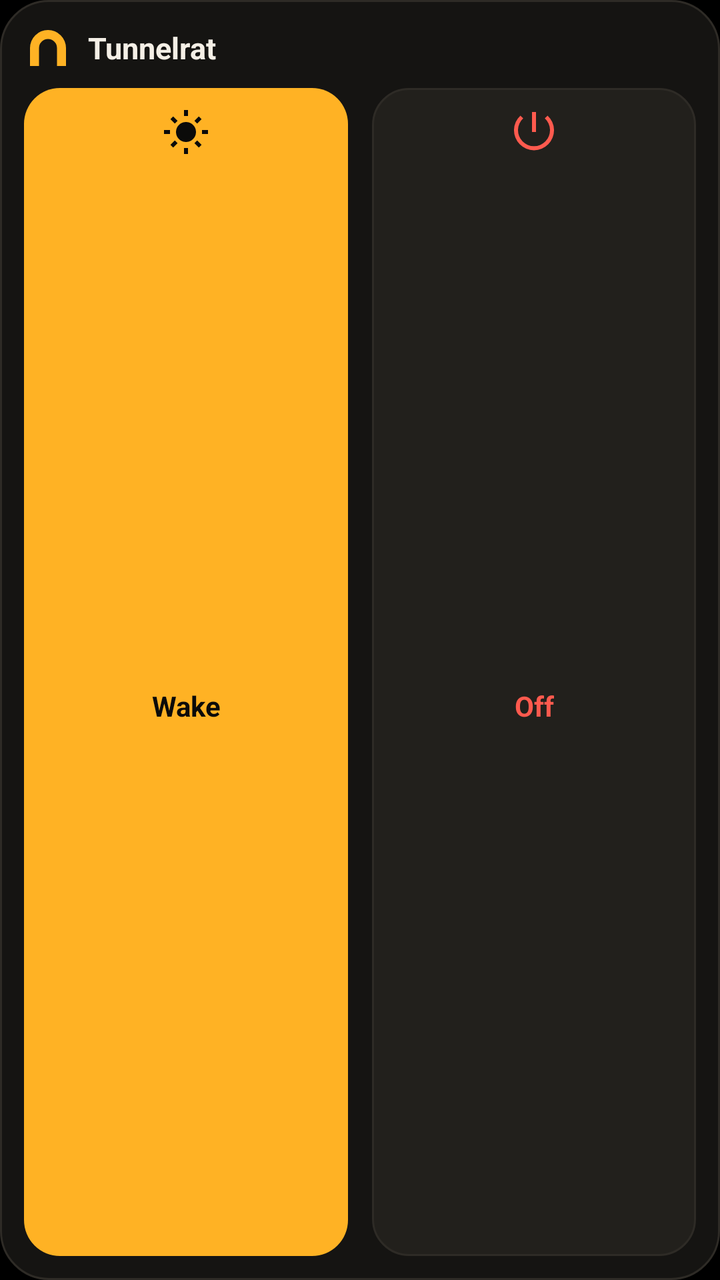
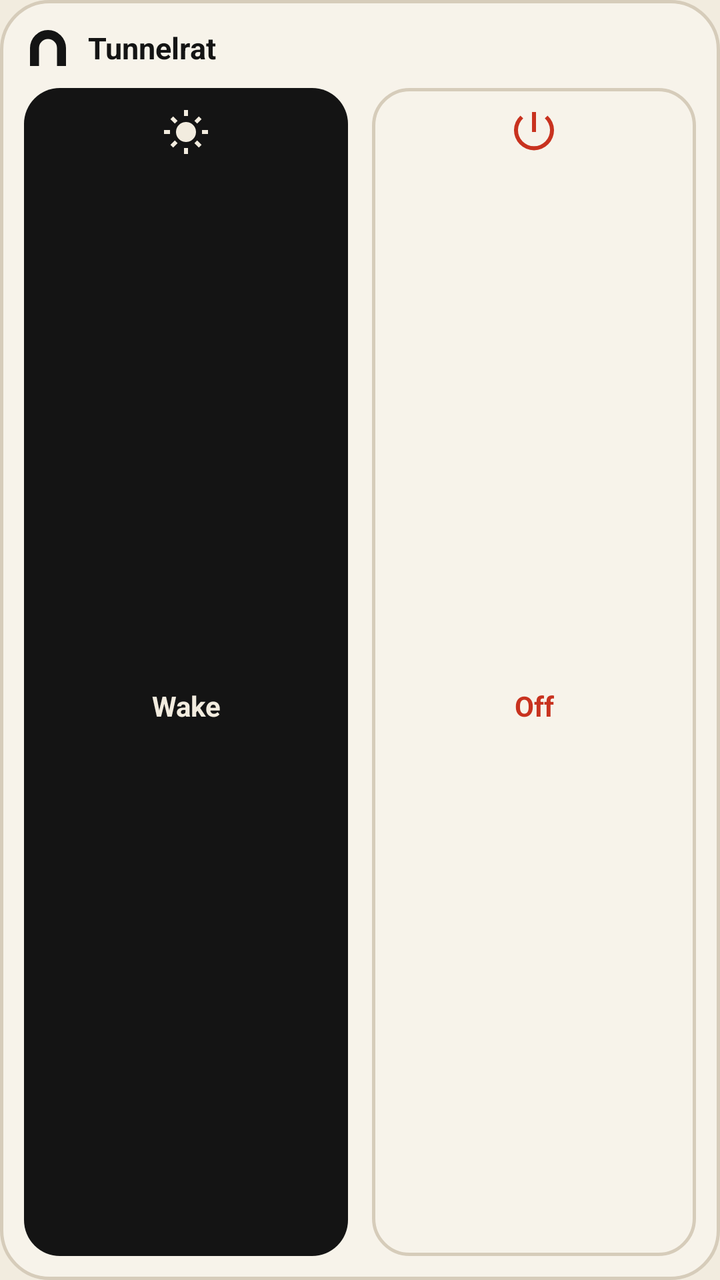

Compare the two renders of this Android layout. The source of the first and the diff that turns it into the second are given below.
<!-- AndroidManifest.xml: application theme Theme.Tunnelrat -->
<!-- res/layout/widget_tura.xml -->
<?xml version="1.0" encoding="utf-8"?>
<LinearLayout xmlns:android="http://schemas.android.com/apk/res/android"
    android:layout_width="match_parent" android:layout_height="match_parent"
    android:background="@drawable/widget_bg" android:orientation="vertical" android:padding="12dp">

    <TextView android:id="@+id/widget_title"
        android:layout_width="match_parent" android:layout_height="wrap_content"
        android:drawableStart="@drawable/ic_tunnelrat" android:drawablePadding="8dp" android:drawableTint="#FFB224"
        android:gravity="center_vertical" android:paddingBottom="8dp"
        android:text="Tunnelrat" android:textColor="#F4EFE6" android:textSize="15sp" android:textStyle="bold"
        android:maxLines="1" android:ellipsize="end" />

    <LinearLayout android:layout_width="match_parent" android:layout_height="0dp" android:layout_weight="1"
        android:orientation="horizontal">
        <TextView android:id="@+id/widget_wake"
            android:layout_width="0dp" android:layout_height="match_parent" android:layout_weight="1"
            android:layout_marginEnd="6dp" android:background="@drawable/widget_btn_wake"
            android:drawableTop="@drawable/ic_wake" android:drawableTint="#0B0B0A" android:paddingTop="10dp"
            android:gravity="center" android:text="Wake" android:textColor="#0B0B0A" android:textStyle="bold" />
        <TextView android:id="@+id/widget_off"
            android:layout_width="0dp" android:layout_height="match_parent" android:layout_weight="1"
            android:layout_marginStart="6dp" android:background="@drawable/widget_btn_off"
            android:drawableTop="@drawable/ic_power" android:drawableTint="#FF5A4E" android:paddingTop="10dp"
            android:gravity="center" android:text="Off" android:textColor="#FF5A4E" android:textStyle="bold" />
    </LinearLayout>
</LinearLayout>
<!-- resources referenced by this layout -->
<resources>
  <!-- drawable ic_power (drawable) -->
  <vector xmlns:android="http://schemas.android.com/apk/res/android"
      android:width="24dp" android:height="24dp" android:viewportWidth="24" android:viewportHeight="24">
      <path android:fillColor="#FFFFFFFF"
          android:pathData="M11,2H13V12H11ZM17.4,5.2L18.8,3.8A10,10 0 1,1 5.2,3.8L6.6,5.2A8,8 0 1,0 17.4,5.2Z" />
  </vector>
  <!-- drawable ic_tunnelrat (drawable) -->
  <vector xmlns:android="http://schemas.android.com/apk/res/android"
      android:width="24dp" android:height="24dp" android:viewportWidth="24" android:viewportHeight="24">
      <path android:fillColor="#FFFFFFFF"
          android:pathData="M3,21V12A9,9 0 0,1 21,12V21H16.5V12A4.5,4.5 0 0,0 7.5,12V21Z" />
  </vector>
  <!-- drawable ic_wake (drawable) -->
  <vector xmlns:android="http://schemas.android.com/apk/res/android"
      android:width="24dp" android:height="24dp" android:viewportWidth="24" android:viewportHeight="24">
      <path android:fillColor="#FFFFFFFF"
          android:pathData="M12,7A5,5 0 1,1 12,17A5,5 0 1,1 12,7ZM11,1H13V4H11ZM11,20H13V23H11ZM1,11H4V13H1ZM20,11H23V13H20ZM4.2,5.6L5.6,4.2L7.8,6.4L6.4,7.8ZM16.2,17.6L17.6,16.2L19.8,18.4L18.4,19.8ZM16.2,6.4L18.4,4.2L19.8,5.6L17.6,7.8ZM4.2,18.4L6.4,16.2L7.8,17.6L5.6,19.8Z" />
  </vector>
  <!-- drawable widget_bg (drawable) -->
  <shape xmlns:android="http://schemas.android.com/apk/res/android" android:shape="rectangle">
      <solid android:color="#F0171614" />
      <corners android:radius="24dp" />
      <stroke android:width="1dp" android:color="#2E2B26" />
  </shape>
  <!-- drawable widget_btn_off (drawable) -->
  <shape xmlns:android="http://schemas.android.com/apk/res/android" android:shape="rectangle">
      <solid android:color="#22201C" />
      <corners android:radius="18dp" />
      <stroke android:width="1dp" android:color="#2E2B26" />
  </shape>
  <!-- drawable widget_btn_wake (drawable) -->
  <shape xmlns:android="http://schemas.android.com/apk/res/android" android:shape="rectangle">
      <solid android:color="#FFB224" />
      <corners android:radius="18dp" />
  </shape>
  <style name="Theme.Tunnelrat" parent="android:Theme.Material.NoActionBar">
          <item name="android:windowBackground">@android:color/black</item>
          <item name="android:statusBarColor">@android:color/transparent</item>
          <item name="android:navigationBarColor">@android:color/transparent</item>
      </style>
</resources>

<!-- the commit's change to res/layout/widget_tura.xml (unified diff, before → after) -->
@@ -5,9 +5,9 @@
 
     <TextView android:id="@+id/widget_title"
         android:layout_width="match_parent" android:layout_height="wrap_content"
-        android:drawableStart="@drawable/ic_tunnelrat" android:drawablePadding="8dp" android:drawableTint="#FFB224"
+        android:drawableStart="@drawable/ic_tunnelrat" android:drawablePadding="8dp" android:drawableTint="@color/tura_text"
         android:gravity="center_vertical" android:paddingBottom="8dp"
-        android:text="Tunnelrat" android:textColor="#F4EFE6" android:textSize="15sp" android:textStyle="bold"
+        android:text="Tunnelrat" android:textColor="@color/tura_text" android:textSize="15sp" android:textStyle="bold"
         android:maxLines="1" android:ellipsize="end" />
 
     <LinearLayout android:layout_width="match_parent" android:layout_height="0dp" android:layout_weight="1"
@@ -15,12 +15,12 @@
         <TextView android:id="@+id/widget_wake"
             android:layout_width="0dp" android:layout_height="match_parent" android:layout_weight="1"
             android:layout_marginEnd="6dp" android:background="@drawable/widget_btn_wake"
-            android:drawableTop="@drawable/ic_wake" android:drawableTint="#0B0B0A" android:paddingTop="10dp"
-            android:gravity="center" android:text="Wake" android:textColor="#0B0B0A" android:textStyle="bold" />
+            android:drawableTop="@drawable/ic_wake" android:drawableTint="@color/tura_on_primary" android:paddingTop="10dp"
+            android:gravity="center" android:text="Wake" android:textColor="@color/tura_on_primary" android:textStyle="bold" />
         <TextView android:id="@+id/widget_off"
             android:layout_width="0dp" android:layout_height="match_parent" android:layout_weight="1"
             android:layout_marginStart="6dp" android:background="@drawable/widget_btn_off"
-            android:drawableTop="@drawable/ic_power" android:drawableTint="#FF5A4E" android:paddingTop="10dp"
-            android:gravity="center" android:text="Off" android:textColor="#FF5A4E" android:textStyle="bold" />
+            android:drawableTop="@drawable/ic_power" android:drawableTint="@color/tura_red" android:paddingTop="10dp"
+            android:gravity="center" android:text="Off" android:textColor="@color/tura_red" android:textStyle="bold" />
     </LinearLayout>
 </LinearLayout>
<!-- resource entries referenced after the edit -->
@@ -1,5 +1,8 @@
 <!-- resources referenced by this layout -->
 <resources>
+  <color name="tura_on_primary">#FFF2ECDF</color>
+  <color name="tura_red">#FFC8321F</color>
+  <color name="tura_text">#FF141414</color>
   <!-- drawable ic_power (drawable) -->
   <vector xmlns:android="http://schemas.android.com/apk/res/android"
       android:width="24dp" android:height="24dp" android:viewportWidth="24" android:viewportHeight="24">
@@ -20,25 +23,29 @@
   </vector>
   <!-- drawable widget_bg (drawable) -->
   <shape xmlns:android="http://schemas.android.com/apk/res/android" android:shape="rectangle">
-      <solid android:color="#F0171614" />
+      <solid android:color="@color/tura_card" />
       <corners android:radius="24dp" />
-      <stroke android:width="1dp" android:color="#2E2B26" />
+      <stroke android:width="1.5dp" android:color="@color/tura_line" />
   </shape>
   <!-- drawable widget_btn_off (drawable) -->
   <shape xmlns:android="http://schemas.android.com/apk/res/android" android:shape="rectangle">
-      <solid android:color="#22201C" />
+      <solid android:color="@android:color/transparent" />
       <corners android:radius="18dp" />
-      <stroke android:width="1dp" android:color="#2E2B26" />
+      <stroke android:width="1.5dp" android:color="@color/tura_line" />
   </shape>
   <!-- drawable widget_btn_wake (drawable) -->
   <shape xmlns:android="http://schemas.android.com/apk/res/android" android:shape="rectangle">
-      <solid android:color="#FFB224" />
+      <solid android:color="@color/tura_primary" />
       <corners android:radius="18dp" />
   </shape>
   <style name="Theme.Tunnelrat" parent="android:Theme.Material.NoActionBar">
-          <item name="android:windowBackground">@android:color/black</item>
+          <item name="android:windowBackground">@color/tura_bg</item>
           <item name="android:statusBarColor">@android:color/transparent</item>
           <item name="android:navigationBarColor">@android:color/transparent</item>
       </style>
+  <color name="tura_card">#F0F8F4EB</color>
+  <color name="tura_line">#FFD6CCBA</color>
+  <color name="tura_primary">#FF141414</color>
+  <color name="tura_bg">#FFF2ECDF</color>
 </resources>
 
